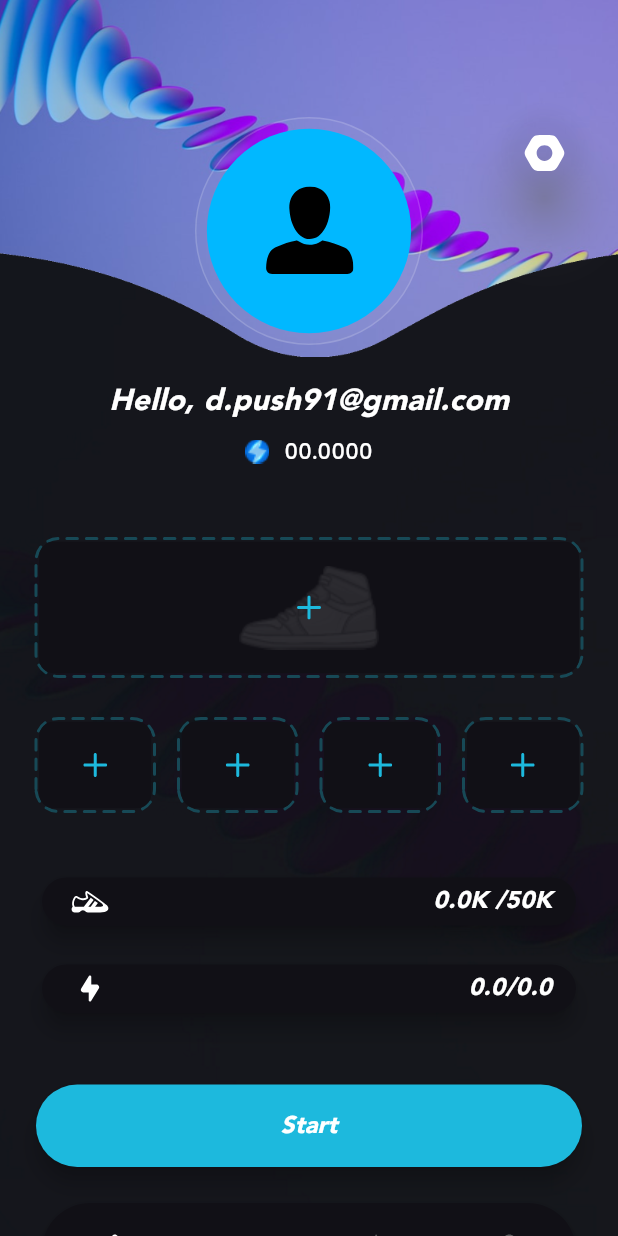
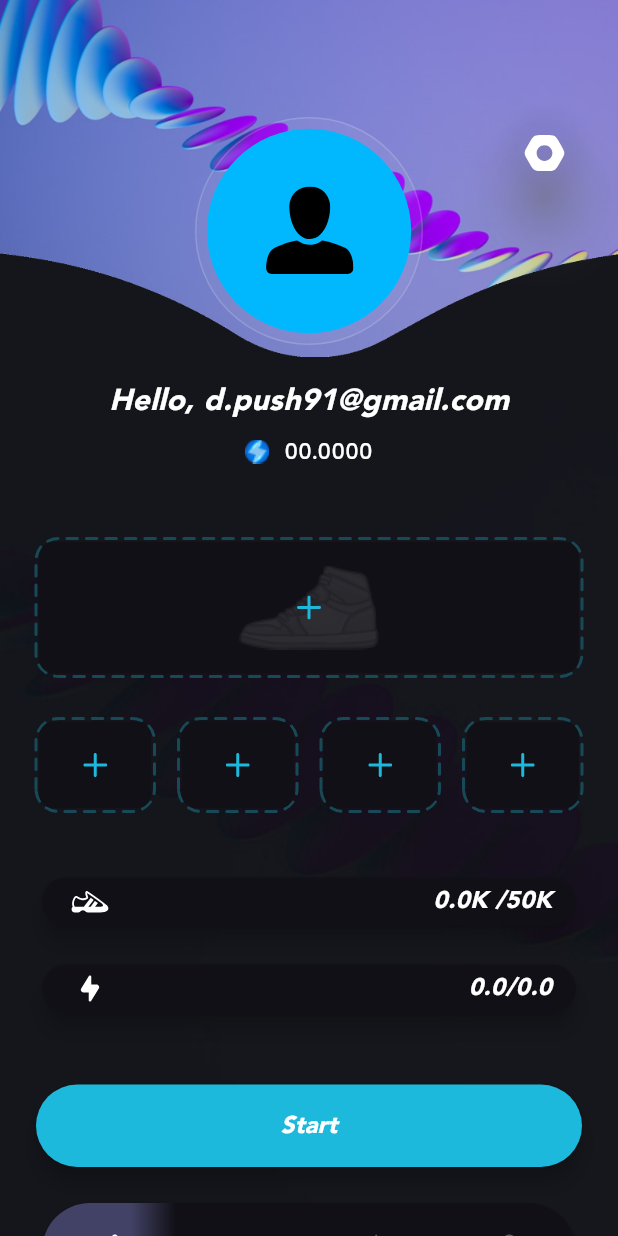
Before and after one commit to Novoshytskyi/run_my_test_project, a Flutter app: the screen it shows after launch, on a phone screen of 412 x 824 dp. Run offline on Flutter 3.47's test engine with Material 2 defaults, Android fonts, the phone set to English and light mode, and no system bars; drawn by our look-alikes of dotted_border; our stand-ins replace flutter_svg; network calls fail.

Commit message:
В TabBar добавлено подсвечивание выделенного элемента

```diff
--- a/lib/colors_constants.dart
+++ b/lib/colors_constants.dart
@@ -1,6 +1,8 @@
 import 'package:flutter/material.dart';
 
 const bottomTabBarColor = Color(0xFF111016);
+
+const selectedItemTabBarBackgroundColor = Color(0xFF424266);
 
 const dottedBorderColor = Color(0xFF174956); // #154756 // #174956 #174956
 
--- a/lib/components/tab_bar.dart
+++ b/lib/components/tab_bar.dart
@@ -11,6 +11,57 @@ class TabBarNew extends StatefulWidget {
 
 class _TabBarNewState extends State<TabBarNew> {
   int selectedIndex = 0;
+  BorderRadiusGeometry? tabBorderRadius;
+
+  BorderRadiusGeometry getTabBorderRadius(int selectedIndex) {
+    if (selectedIndex == 0) {
+      return const BorderRadius.only(
+        topLeft: Radius.circular(32),
+        bottomLeft: Radius.circular(32.0),
+      );
+    } else if (selectedIndex == 3) {
+      return const BorderRadius.only(
+        topRight: Radius.circular(32),
+        bottomRight: Radius.circular(32.0),
+      );
+    } else {
+      return BorderRadius.zero;
+    }
+  }
+
+  Gradient getGradient(int selectedIndex) {
+    if (selectedIndex == 0) {
+      return const LinearGradient(
+        begin: Alignment.centerLeft,
+        colors: [
+          selectedItemTabBarBackgroundColor,
+          selectedItemTabBarBackgroundColor,
+          selectedItemTabBarBackgroundColor,
+          bottomTabBarColor,
+        ],
+      );
+    } else if (selectedIndex == 3) {
+      return const LinearGradient(
+        colors: [
+          bottomTabBarColor,
+          selectedItemTabBarBackgroundColor,
+          selectedItemTabBarBackgroundColor,
+          selectedItemTabBarBackgroundColor,
+        ],
+      );
+    } else {
+      return const LinearGradient(
+        colors: [
+          bottomTabBarColor,
+          selectedItemTabBarBackgroundColor,
+          selectedItemTabBarBackgroundColor,
+          selectedItemTabBarBackgroundColor,
+          bottomTabBarColor,
+        ],
+      );
+    }
+  }
+
   @override
   Widget build(BuildContext context) {
     return Card(
@@ -24,7 +75,7 @@ class _TabBarNewState extends State<TabBarNew> {
         child: Container(
           height: 64.0,
           decoration: const BoxDecoration(
-            color: bottomTabBarColor,
+            color: bottomTabBarColor, //???
             borderRadius: BorderRadius.all(Radius.circular(32.0)),
           ),
           child: TabBar(
@@ -35,7 +86,11 @@ class _TabBarNewState extends State<TabBarNew> {
               });
             },
             dividerColor: Colors.transparent,
-            indicatorColor: bottomTabBarColor,
+            indicatorSize: TabBarIndicatorSize.tab,
+            indicator: BoxDecoration(
+              gradient: getGradient(selectedIndex),
+              borderRadius: getTabBorderRadius(selectedIndex),
+            ),
             tabs: [
               Tab(
                 icon: SvgPicture.asset(
--- a/lib/screens/main_empty_page.dart
+++ b/lib/screens/main_empty_page.dart
@@ -54,7 +54,6 @@ class _MainEmptyPageState extends State<MainEmptyPage> {
                   Center(
                     child: Padding(
                       padding: const EdgeInsets.only(top: 135.0),
-                      child: Container(
                       child: Stack(
                         children: [
                           Image.asset(
@@ -168,7 +167,6 @@ class _MainEmptyPageState extends State<MainEmptyPage> {
                       ),
                     ),
                   ),
-                  ),
                   // Некоторые изображения в .svg не отображаются, поэтому в .png
                   Image.asset(
                     'assets/images/mask_group.png',
```
Lines whose indentation alone changed are shown as unchanged.
